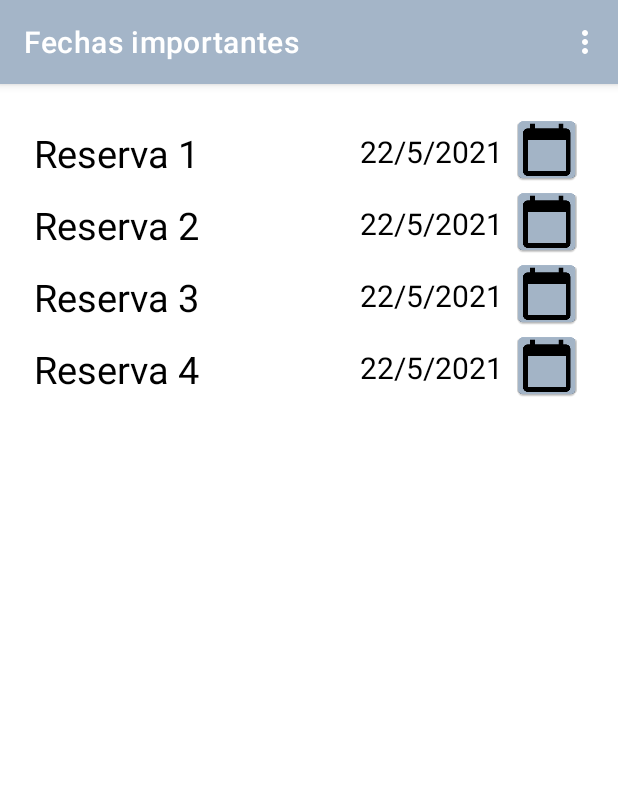
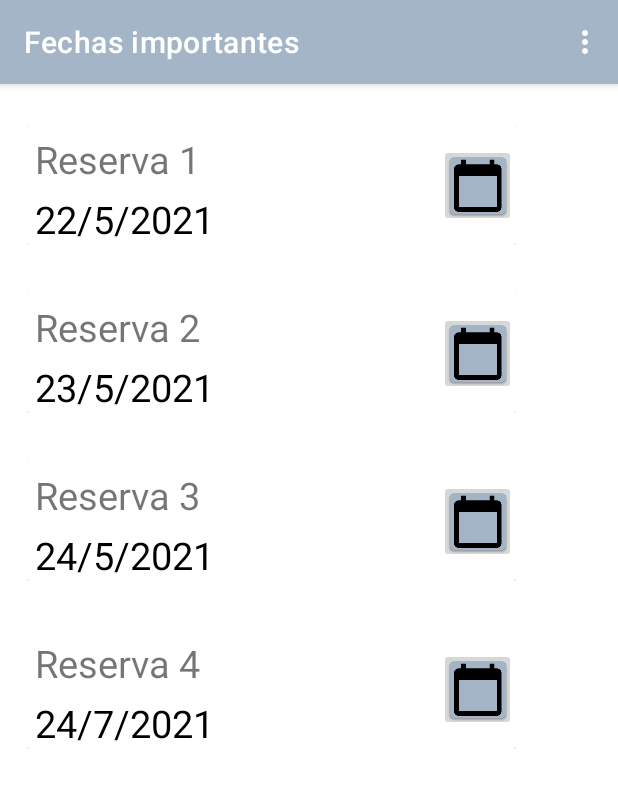
Before and after one commit to Jesus-md-dev/PNET-Project, an Android app: the FechasImportantes screen opened directly, with no data from a screen before it, after a tap on an icon or button, on a phone screen of 412 x 824 dp. Shown: the top 788 px of the screen. Run offline under Robolectric (Android 15) with nearby library versions, the phone set to English and light mode, and no system bars.

Commit message:
apartado 3

```diff
--- a/Hito 4/EspacioMetronomo/app/src/main/AndroidManifest.xml
+++ b/Hito 4/EspacioMetronomo/app/src/main/AndroidManifest.xml
@@ -1,6 +1,8 @@
 <?xml version="1.0" encoding="utf-8"?>
 <manifest xmlns:android="http://schemas.android.com/apk/res/android"
     package="es.uca.espaciometronomo">
+
+    <uses-permission android:name="android.permission.VIBRATE" />
 
     <application
         android:allowBackup="true"
--- a/Hito 4/EspacioMetronomo/app/src/main/java/es/uca/espaciometronomo/FechasImportantes.java
+++ b/Hito 4/EspacioMetronomo/app/src/main/java/es/uca/espaciometronomo/FechasImportantes.java
@@ -47,9 +47,9 @@ public class FechasImportantes extends AppCompatActivity {
         ArrayList<Reserva> reservas = new ArrayList<Reserva>();
 
         reservas.add(new Reserva(1, "Reserva 1", new Calendar.Builder().setDate(2021, 05, 22).build()));
-        reservas.add(new Reserva(2, "Reserva 2", new Calendar.Builder().setDate(2021, 05, 22).build()));
-        reservas.add(new Reserva(3, "Reserva 3", new Calendar.Builder().setDate(2021, 05, 22).build()));
-        reservas.add(new Reserva(4, "Reserva 4", new Calendar.Builder().setDate(2021, 05, 22).build()));
+        reservas.add(new Reserva(2, "Reserva 2", new Calendar.Builder().setDate(2021, 05, 23).build()));
+        reservas.add(new Reserva(3, "Reserva 3", new Calendar.Builder().setDate(2021, 05, 24).build()));
+        reservas.add(new Reserva(4, "Reserva 4", new Calendar.Builder().setDate(2021, 07, 24).build()));
         // reservas.add(new Reserva(5, "Reserva 5", Calendar.set(2021, 07, 21)));
 
         // Creamos un ReservaAdapter pasándole todos nuestras reservas
--- a/Hito 4/EspacioMetronomo/app/src/main/java/es/uca/espaciometronomo/ReservaAdapter.java
+++ b/Hito 4/EspacioMetronomo/app/src/main/java/es/uca/espaciometronomo/ReservaAdapter.java
@@ -1,25 +1,33 @@
 package es.uca.espaciometronomo;
 
+import android.app.NotificationChannel;
+import android.app.NotificationManager;
+import android.app.PendingIntent;
 import android.content.Context;
-import android.media.Image;
+import android.content.Intent;
+import android.graphics.BitmapFactory;
+import android.graphics.Color;
+import android.media.RingtoneManager;
+import android.os.Build;
 import android.view.LayoutInflater;
 import android.view.View;
 import android.view.ViewGroup;
-import android.widget.Button;
-import android.widget.EditText;
 import android.widget.ImageButton;
 import android.widget.TextView;
 import android.widget.Toast;
 
+import androidx.core.app.NotificationCompat;
 import androidx.recyclerview.widget.RecyclerView;
+
+import com.google.android.material.snackbar.Snackbar;
 
 import java.util.ArrayList;
 import java.util.Calendar;
-import java.util.Date;
 
 public class ReservaAdapter extends RecyclerView.Adapter<ReservaAdapter.MyViewHolder>{
     private ArrayList<Reserva> reservas;
     private Context context;
+    private static final int NOTIF_ALERTA_ID = 1;
 
     public ReservaAdapter(ArrayList<Reserva> myDataset) {
         reservas = myDataset;
@@ -50,11 +58,73 @@ public class ReservaAdapter extends RecyclerView.Adapter<ReservaAdapter.MyViewHo
         holder.show.setOnClickListener(new View.OnClickListener() {
             @Override
             public void onClick(View v) {
-                CharSequence text = "You've clicked on " + reservas.get(position).getNombre();
-                int duration = Toast.LENGTH_LONG;
+                Calendar fecha = reservas.get(position).getFecha();
+                Calendar actual = calendarToCalendar(Calendar.getInstance());
 
-                Toast toast = Toast.makeText(context, text, duration);
-                toast.show();
+                // Toast para las fechas que ya han pasado
+                if (fecha.compareTo(actual) < 0) {
+                    CharSequence text = "El plazo de la reserva ha pasado";
+                    int duration = Toast.LENGTH_LONG;
+
+                    Toast toast = Toast.makeText(context, text, duration);
+                    toast.show();
+                }
+
+                // SnackBar para fechas que no han pasado
+                if (fecha.compareTo(actual) >= 0) {
+                    Calendar c = Calendar.getInstance();
+                    c.setTimeInMillis(fecha.getTime().getTime() - actual.getTime().getTime());
+
+                    if ((c.get(Calendar.DAY_OF_YEAR)-1) == 0)
+                        Snackbar.make(v, "Hoy es el día de la reserva", Snackbar.LENGTH_LONG).show();
+                    else if ((c.get(Calendar.DAY_OF_YEAR)-1) == 1)
+                        Snackbar.make(v, "Falta 1 día para el día de la reserva", Snackbar.LENGTH_LONG).show();
+                    else
+                        Snackbar.make(v, "Faltan " + (c.get(Calendar.DAY_OF_YEAR)-1) + " días para el día de la reserva", Snackbar.LENGTH_LONG).show();
+                }
+
+                // Notificación en la barra de estado
+                NotificationCompat.Builder notification = new NotificationCompat.Builder(context, "default")
+                        .setSmallIcon(R.drawable.ic_launcher_background)
+                        .setLargeIcon(BitmapFactory.decodeResource(context.getResources(), R.drawable.ic_launcher_background))
+                        .setContentTitle("Localización")
+                        .setContentText("Descubre donde se realizarán las reservas")
+                        .setTicker("Alerta!");
+
+                notification.setVibrate(new long[]{1000, 1000, 1000, 1000, 1000});
+
+                // Tono
+                notification.setSound(RingtoneManager.getDefaultUri(RingtoneManager.TYPE_NOTIFICATION));
+
+                notification.setLights(Color.WHITE, 3000, 3000);
+
+                //Para que la notificación desaparezca
+                notification.setAutoCancel(true);
+
+                Intent noIntent = new Intent(context, MainActivity.class);
+                PendingIntent contIntent = PendingIntent.getActivity(context, 0, noIntent, 0);
+
+                notification.setContentIntent(contIntent);
+
+                NotificationManager mNotificationManager = (NotificationManager) context.getSystemService(Context.NOTIFICATION_SERVICE);
+
+                if (Build.VERSION.SDK_INT >= Build.VERSION_CODES.O){
+                    NotificationChannel channel = new NotificationChannel("default", "Default Channel",
+                            NotificationManager.IMPORTANCE_DEFAULT);
+
+                    channel.enableVibration(true);
+                    channel.setVibrationPattern(new long[]{1000, 500, 1000});
+
+                    channel.enableLights(true);
+                    channel.setLightColor(Color.WHITE);
+
+                    // Icono
+                    channel.setShowBadge(true);
+                    mNotificationManager.createNotificationChannel(channel);
+                }
+
+                // Para que la notificación se lance
+                mNotificationManager.notify(NOTIF_ALERTA_ID, notification.build());
             }
         });
     }
@@ -68,4 +138,9 @@ public class ReservaAdapter extends RecyclerView.Adapter<ReservaAdapter.MyViewHo
         return calendar.get(Calendar.DAY_OF_MONTH) + "/" + calendar.get(Calendar.MONTH) + "/" +
                 calendar.get(Calendar.YEAR);
     }
+
+    public static Calendar calendarToCalendar (Calendar calendar) {
+        return new Calendar.Builder().setDate(calendar.get(Calendar.YEAR),
+                calendar.get(Calendar.MONTH)+1, calendar.get(Calendar.DAY_OF_MONTH)).build();
+    }
 }
--- a/Hito 4/EspacioMetronomo/app/src/main/res/layout/item.xml
+++ b/Hito 4/EspacioMetronomo/app/src/main/res/layout/item.xml
@@ -1,47 +1,61 @@
 <?xml version="1.0" encoding="utf-8"?>
-<androidx.constraintlayout.widget.ConstraintLayout xmlns:android="http://schemas.android.com/apk/res/android"
+<LinearLayout xmlns:android="http://schemas.android.com/apk/res/android"
     xmlns:app="http://schemas.android.com/apk/res-auto"
     xmlns:tools="http://schemas.android.com/tools"
-    android:id="@+id/linearLayout"
+    android:layout_width="match_parent"
+    android:layout_height="wrap_content"
+    android:padding="16dp">
+
+    <androidx.cardview.widget.CardView
+        android:id="@+id/cv"
         android:layout_width="match_parent"
         android:layout_height="wrap_content">
 
+        <androidx.constraintlayout.widget.ConstraintLayout
+            android:id="@+id/linearLayout"
+            android:layout_width="match_parent"
+            android:layout_height="match_parent">
+
+
             <TextView
                 android:id="@+id/name"
-        android:layout_width="wrap_content"
-        android:layout_height="42dp"
-        android:layout_marginStart="16dp"
+                android:layout_width="326dp"
+                android:layout_height="40dp"
                 android:padding="5dp"
-        android:textColor="@color/black"
                 android:textSize="25sp"
-        app:layout_constraintBottom_toBottomOf="parent"
+                app:layout_constraintEnd_toEndOf="parent"
+                app:layout_constraintHorizontal_bias="0.0"
                 app:layout_constraintStart_toStartOf="parent"
                 app:layout_constraintTop_toTopOf="parent" />
 
             <TextView
                 android:id="@+id/date"
-        android:layout_width="wrap_content"
-        android:layout_height="37dp"
-        android:layout_marginStart="96dp"
+                android:layout_width="326dp"
+                android:layout_height="40dp"
                 android:padding="5dp"
                 android:textColor="@color/black"
-        android:textSize="20sp"
+                android:textSize="25sp"
                 app:layout_constraintBottom_toBottomOf="parent"
-        app:layout_constraintStart_toEndOf="@+id/name"
-        app:layout_constraintTop_toTopOf="parent"
-        app:layout_constraintVertical_bias="0.545" />
+                app:layout_constraintEnd_toEndOf="parent"
+                app:layout_constraintHorizontal_bias="0.0"
+                app:layout_constraintStart_toStartOf="parent"
+                app:layout_constraintTop_toBottomOf="@+id/name"
+                app:layout_constraintVertical_bias="0.0" />
 
             <ImageButton
                 android:id="@+id/show"
-        android:layout_width="wrap_content"
-        android:layout_height="wrap_content"
+                android:layout_width="51dp"
+                android:layout_height="55dp"
+                android:minWidth="0dp"
+                android:minHeight="0dp"
                 android:padding="0dp"
                 android:src="@mipmap/calendar"
                 app:layout_constraintBottom_toBottomOf="parent"
                 app:layout_constraintEnd_toEndOf="parent"
-        app:layout_constraintHorizontal_bias="0.94"
-        app:layout_constraintStart_toEndOf="@+id/date"
+                app:layout_constraintHorizontal_bias="1.0"
+                app:layout_constraintStart_toStartOf="parent"
                 app:layout_constraintTop_toTopOf="parent"
-        app:layout_constraintVertical_bias="1.0" />
-
+                app:layout_constraintVertical_bias="0.518" />
         </androidx.constraintlayout.widget.ConstraintLayout>
+    </androidx.cardview.widget.CardView>
+</LinearLayout>
```
Lines whose indentation alone changed are shown as unchanged.
